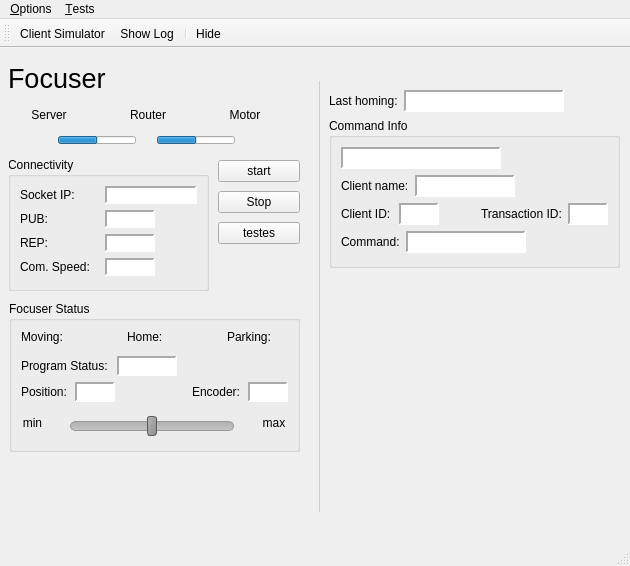
First picture: the form in assets/ui/main.ui, repository dev-LNA/HostFocuser160, before the edit.
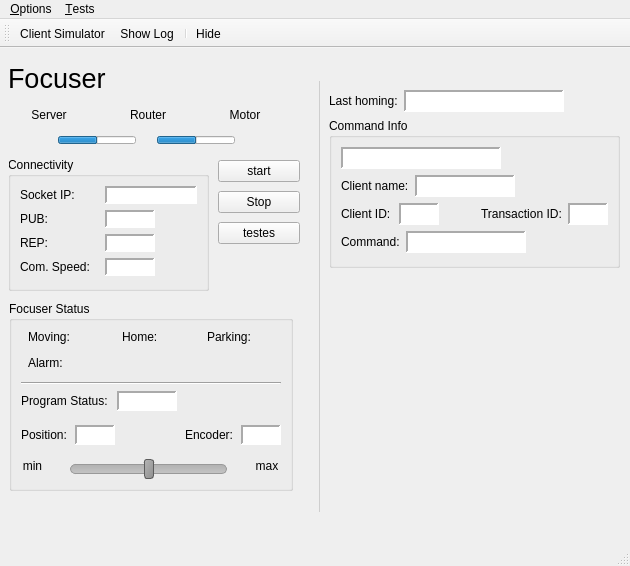
Second picture: the form after the edit. Icons and pictures are not drawn.

Commit message: Added alarm led to main GUI

What changed in the file:
```diff
--- a/assets/ui/main.ui
+++ b/assets/ui/main.ui
@@ -1056,35 +1056,41 @@
          <rect>
           <x>0</x>
           <y>244</y>
-          <width>291</width>
-          <height>151</height>
+          <width>284</width>
+          <height>190</height>
          </rect>
         </property>
         <property name="title">
          <string>Focuser Status</string>
         </property>
-        <layout class="QVBoxLayout" name="verticalLayout_4">
-         <item>
-          <layout class="QHBoxLayout" name="horizontalLayout_10">
-           <property name="spacing">
-            <number>0</number>
+        <layout class="QGridLayout" name="gridLayout_3">
+         <item row="0" column="0" colspan="2">
+          <layout class="QGridLayout" name="gridLayout_2">
+           <property name="horizontalSpacing">
+            <number>20</number>
            </property>
-           <item>
+           <property name="verticalSpacing">
+            <number>6</number>
+           </property>
+           <item row="0" column="0">
             <layout class="QHBoxLayout" name="horizontalLayout_9">
              <property name="spacing">
-              <number>4</number>
+              <number>3</number>
+             </property>
+             <property name="leftMargin">
+              <number>0</number>
              </property>
              <item>
               <widget class="QLabel" name="lblMoving">
                <property name="minimumSize">
                 <size>
-                 <width>20</width>
+                 <width>38</width>
                  <height>20</height>
                 </size>
                </property>
                <property name="maximumSize">
                 <size>
-                 <width>48</width>
+                 <width>50</width>
                  <height>20</height>
                 </size>
                </property>
@@ -1150,30 +1156,22 @@
              </item>
             </layout>
            </item>
-           <item>
-            <spacer name="horizontalSpacer_16">
-             <property name="orientation">
-              <enum>Qt::Orientation::Horizontal</enum>
+           <item row="0" column="1">
+            <layout class="QHBoxLayout" name="horizontalLayout_10">
+             <property name="spacing">
+              <number>3</number>
              </property>
-             <property name="sizeHint" stdset="0">
-              <size>
-               <width>40</width>
-               <height>14</height>
-              </size>
-             </property>
-            </spacer>
-           </item>
            <item>
             <widget class="QLabel" name="lblHome">
              <property name="minimumSize">
               <size>
-               <width>40</width>
+                 <width>30</width>
                <height>20</height>
               </size>
              </property>
              <property name="maximumSize">
               <size>
-               <width>48</width>
+                 <width>41</width>
                <height>20</height>
               </size>
              </property>
@@ -1240,24 +1238,18 @@
              </property>
             </widget>
            </item>
-           <item>
-            <spacer name="horizontalSpacer_17">
-             <property name="orientation">
-              <enum>Qt::Orientation::Horizontal</enum>
-             </property>
-             <property name="sizeHint" stdset="0">
-              <size>
-               <width>40</width>
-               <height>14</height>
-              </size>
-             </property>
-            </spacer>
+            </layout>
            </item>
+           <item row="0" column="2">
+            <layout class="QHBoxLayout" name="horizontalLayout_14">
+             <property name="spacing">
+              <number>3</number>
+             </property>
            <item>
             <widget class="QLabel" name="lblPark">
              <property name="minimumSize">
               <size>
-               <width>47</width>
+                 <width>40</width>
                <height>20</height>
               </size>
              </property>
@@ -1332,10 +1324,112 @@
            </item>
           </layout>
          </item>
+           <item row="1" column="0">
+            <layout class="QHBoxLayout" name="horizontalLayout_15" stretch="0,0">
+             <property name="spacing">
+              <number>3</number>
+             </property>
          <item>
+              <widget class="QLabel" name="lblAlarm">
+               <property name="minimumSize">
+                <size>
+                 <width>20</width>
+                 <height>20</height>
+                </size>
+               </property>
+               <property name="maximumSize">
+                <size>
+                 <width>50</width>
+                 <height>20</height>
+                </size>
+               </property>
+               <property name="styleSheet">
+                <string notr="true"/>
+               </property>
+               <property name="frameShape">
+                <enum>QFrame::Shape::NoFrame</enum>
+               </property>
+               <property name="frameShadow">
+                <enum>QFrame::Shadow::Sunken</enum>
+               </property>
+               <property name="lineWidth">
+                <number>0</number>
+               </property>
+               <property name="text">
+                <string>Alarm:</string>
+               </property>
+               <property name="alignment">
+                <set>Qt::AlignmentFlag::AlignLeading|Qt::AlignmentFlag::AlignLeft|Qt::AlignmentFlag::AlignTop</set>
+               </property>
+              </widget>
+             </item>
+             <item>
+              <widget class="QLabel" name="ledAlarm">
+               <property name="sizePolicy">
+                <sizepolicy hsizetype="Fixed" vsizetype="Fixed">
+                 <horstretch>0</horstretch>
+                 <verstretch>0</verstretch>
+                </sizepolicy>
+               </property>
+               <property name="minimumSize">
+                <size>
+                 <width>14</width>
+                 <height>14</height>
+                </size>
+               </property>
+               <property name="maximumSize">
+                <size>
+                 <width>14</width>
+                 <height>14</height>
+                </size>
+               </property>
+               <property name="layoutDirection">
+                <enum>Qt::LayoutDirection::RightToLeft</enum>
+               </property>
+               <property name="styleSheet">
+                <string notr="true">border-radius:7px;</string>
+               </property>
+               <property name="frameShape">
+                <enum>QFrame::Shape::NoFrame</enum>
+               </property>
+               <property name="frameShadow">
+                <enum>QFrame::Shadow::Sunken</enum>
+               </property>
+               <property name="text">
+                <string/>
+               </property>
+               <property name="alignment">
+                <set>Qt::AlignmentFlag::AlignCenter</set>
+               </property>
+               <property name="statusLed" stdset="0">
+                <string>OFF</string>
+               </property>
+              </widget>
+             </item>
+            </layout>
+           </item>
+          </layout>
+         </item>
+         <item row="1" column="0" colspan="2">
+          <widget class="Line" name="line">
+           <property name="frameShadow">
+            <enum>QFrame::Shadow::Sunken</enum>
+           </property>
+           <property name="orientation">
+            <enum>Qt::Orientation::Horizontal</enum>
+           </property>
+          </widget>
+         </item>
+         <item row="2" column="0" colspan="2">
           <layout class="QHBoxLayout" name="horizontalLayout_7">
            <item>
             <widget class="QLabel" name="lblStatus">
+             <property name="maximumSize">
+              <size>
+               <width>100</width>
+               <height>16777215</height>
+              </size>
+             </property>
              <property name="text">
               <string>Program Status: </string>
              </property>
@@ -1379,7 +1473,7 @@
              </property>
              <property name="sizeHint" stdset="0">
               <size>
-               <width>40</width>
+               <width>10</width>
                <height>20</height>
               </size>
              </property>
@@ -1387,7 +1481,7 @@
            </item>
           </layout>
          </item>
-         <item>
+         <item row="3" column="0" rowspan="2" colspan="2">
           <layout class="QHBoxLayout" name="horizontalLayout_5">
            <property name="spacing">
             <number>8</number>
@@ -1511,7 +1605,7 @@
            </item>
           </layout>
          </item>
-         <item>
+         <item row="4" column="1">
           <spacer name="verticalSpacer">
            <property name="orientation">
             <enum>Qt::Orientation::Vertical</enum>
@@ -1527,7 +1621,7 @@
            </property>
           </spacer>
          </item>
-         <item>
+         <item row="5" column="0" colspan="2">
           <layout class="QHBoxLayout" name="horizontalLayout">
            <property name="spacing">
             <number>6</number>
```
Lines whose indentation alone changed are shown as unchanged. The commit also changes 1 other file.
